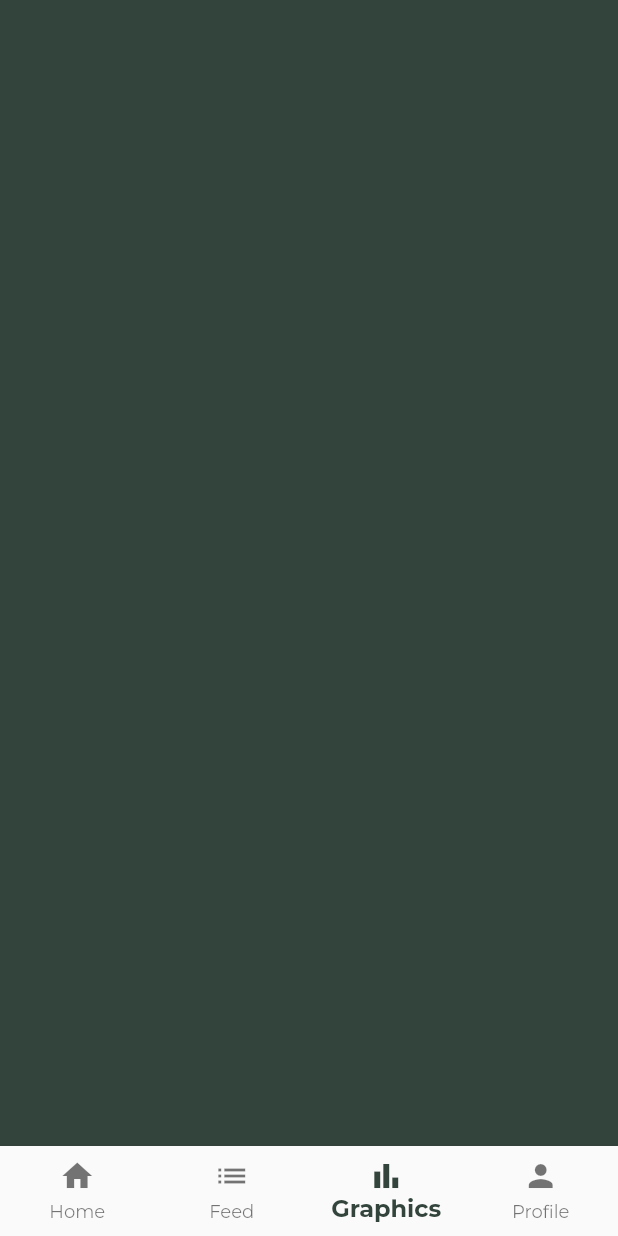
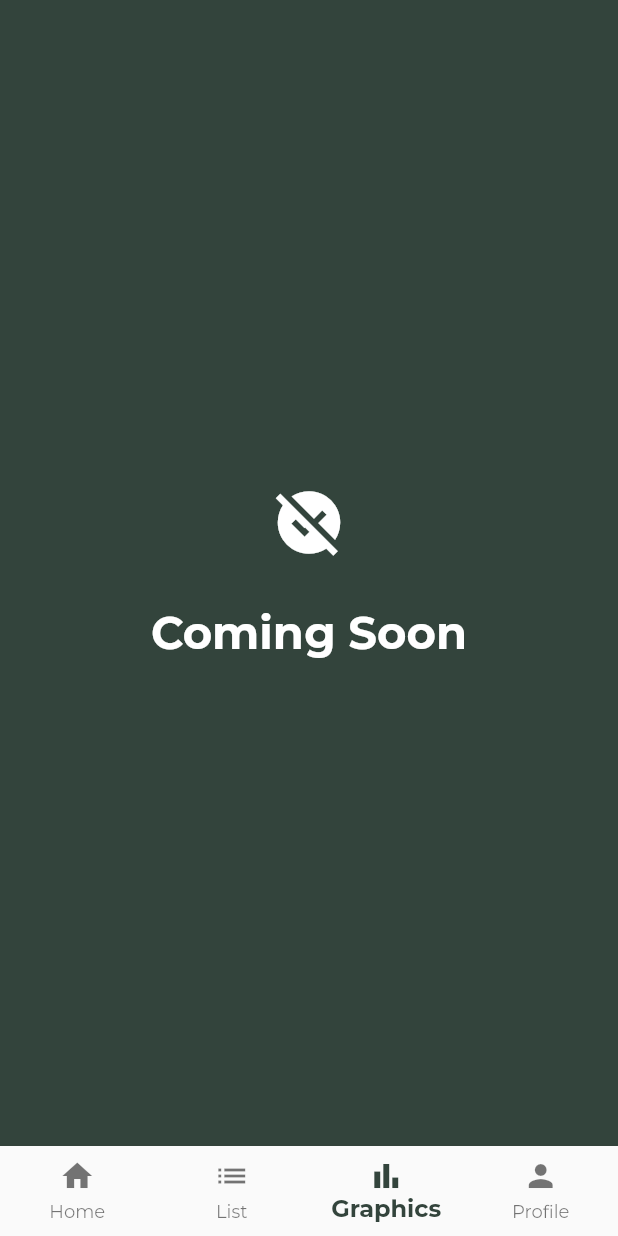
Before and after one commit to brnocorreia/trackbet, a Flutter app: the DashboardPage screen opened by its route, item 3 of the bottom bar chosen, on a phone screen of 412 x 824 dp. Run offline on Flutter 3.47's test engine with Material 2 defaults, Android fonts, the phone set to English and light mode, and no system bars; our stand-ins replace sqflite; missing offline and left inert: dart:ffi; accounts and stored records are empty; project files that could hold a hidden picture were left out.

Commit message:
dao changes

```diff
--- a/lib/pages/inside app pages/dashboard_page.dart
+++ b/lib/pages/inside app pages/dashboard_page.dart
@@ -44,7 +44,7 @@ class _DashboardPageState extends State<DashboardPage> {
           ),
           BottomNavigationBarItem(
             icon: Icon(Icons.list),
-            label: 'Feed',
+            label: 'List',
           ),
           BottomNavigationBarItem(
             icon: Icon(Icons.bar_chart),
--- a/lib/pages/inside app pages/graphics_page.dart
+++ b/lib/pages/inside app pages/graphics_page.dart
@@ -1,4 +1,4 @@
-// ignore_for_file: prefer_const_constructors
+// ignore_for_file: prefer_const_constructors, prefer_const_literals_to_create_immutables
 
 import 'package:flutter/material.dart';
 
@@ -14,6 +14,28 @@ class _GraphicsPageState extends State<GraphicsPage> {
   Widget build(BuildContext context) {
     return Scaffold(
       backgroundColor: Color(0xFF33443c),
-    );
+      body: Center(
+        child: Column(
+          mainAxisAlignment: MainAxisAlignment.center,
+                  crossAxisAlignment: CrossAxisAlignment.center,
+                  children: [
+                    Icon(Icons.unpublished,
+                    color: Colors.white,
+                    size: 50,
+                    ),
+                    SizedBox(
+                      height: 30,
+                    ),
+                    Text('Coming Soon',
+                    style: TextStyle(
+                      color: Colors.white,
+                      fontWeight: FontWeight.bold,
+                      fontSize: 30),
+                    )
+                  ],
+                ),
+              )
+        )
+      ;
   }
 }
--- a/pubspec.yaml
+++ b/pubspec.yaml
@@ -34,6 +34,7 @@ dependencies:
   path:
   firebase_core: '^1.3.0'
   firebase_auth: '^2.0.0'
+  provider:
 
 
   # The following adds the Cupertino Icons font to your application.
```
Also changed, not shown: lib/database/dao/bet_dao.dart (added, +57 -0 lines), lib/database/database.dart (added, +16 -0 lines), lib/repositories/bets_repository.dart (added, +39 -0 lines), pubspec.lock.
